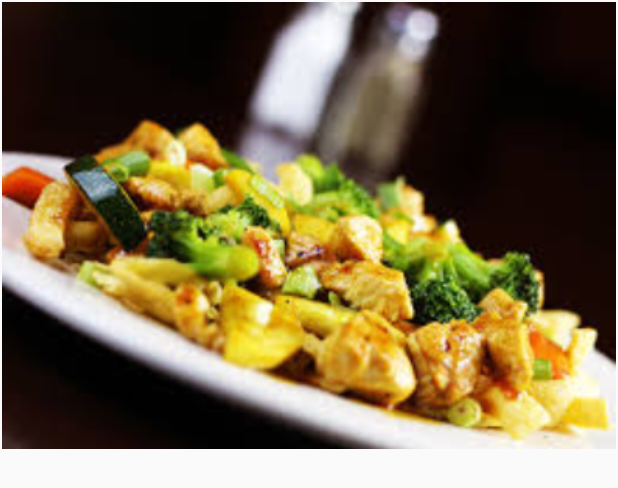
After one commit to priyadharsini586/Android_Restaurants_App, an Android app: the layout grid_layout.xml on its own in the app's theme, with its tools: preview values and no code run, on a phone screen of 412 x 824 dp. The commit adds this screen. Shown: the top 488 px of the screen. Run offline under Robolectric (Android 15) with nearby library versions, the phone set to English and light mode, and no system bars.

Commit message:
from santhiya

```diff
--- /dev/null
+++ b/app/src/main/res/layout/grid_layout.xml
@@ -0,0 +1,15 @@
+<?xml version="1.0" encoding="utf-8"?>
+<LinearLayout xmlns:android="http://schemas.android.com/apk/res/android"
+    android:layout_width="match_parent"
+    android:layout_height="wrap_content"
+    android:padding="1dp"
+    android:orientation="vertical">
+    <ImageView
+        android:id="@+id/imageView"
+        android:layout_width="fill_parent"
+        android:layout_height="fill_parent"
+        android:adjustViewBounds="true"
+        android:layout_gravity="center"
+        android:src="@drawable/cook3"
+        android:scaleType="centerCrop" />
+</LinearLayout>
```
Also changed, not shown: app/src/main/java/com/nickteck/restaurantapp/Adapter/GridAdapter.java (added, +50 -0 lines), app/src/main/java/com/nickteck/restaurantapp/activity/MenuActivity.java (+9 -5 lines), app/src/main/res/layout/activity_menu.xml (+16 -1 lines), app/src/main/res/drawable/cook1.jpg (added), app/src/main/res/drawable/cook2.jpg (added), app/src/main/res/drawable/cook3.jpg (added), app/src/main/res/drawable/cook4.jpg (added), app/src/main/res/drawable/cook5.jpg (added), app/src/main/res/drawable/cook6.jpg (added), app/src/main/res/drawable/cook7.jpg (added), app/src/main/res/drawable/cook8.jpg (added), app/src/main/res/drawable/cook9.jpg (added).
